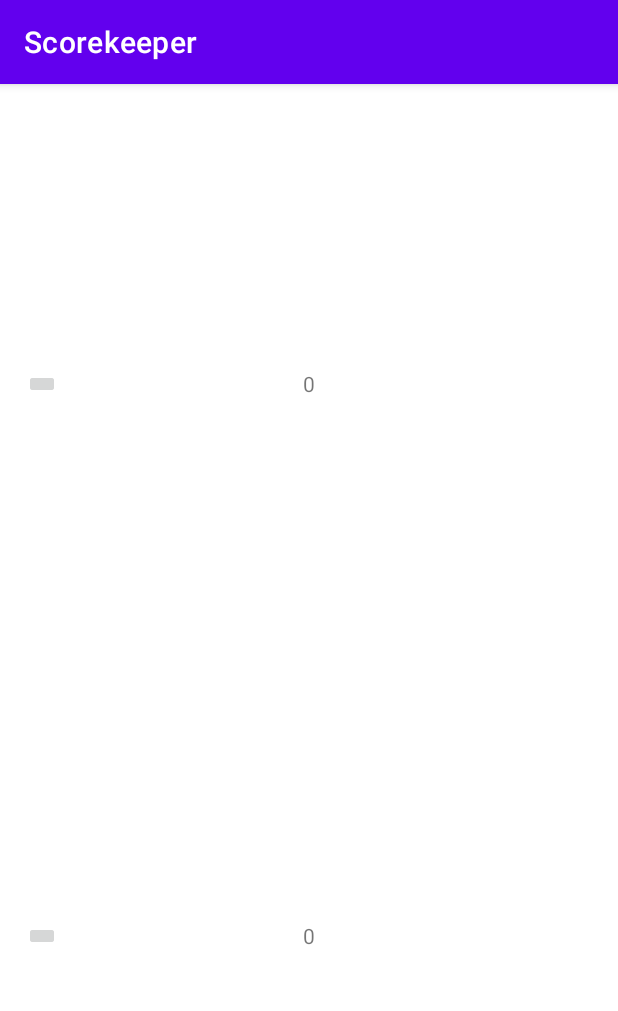
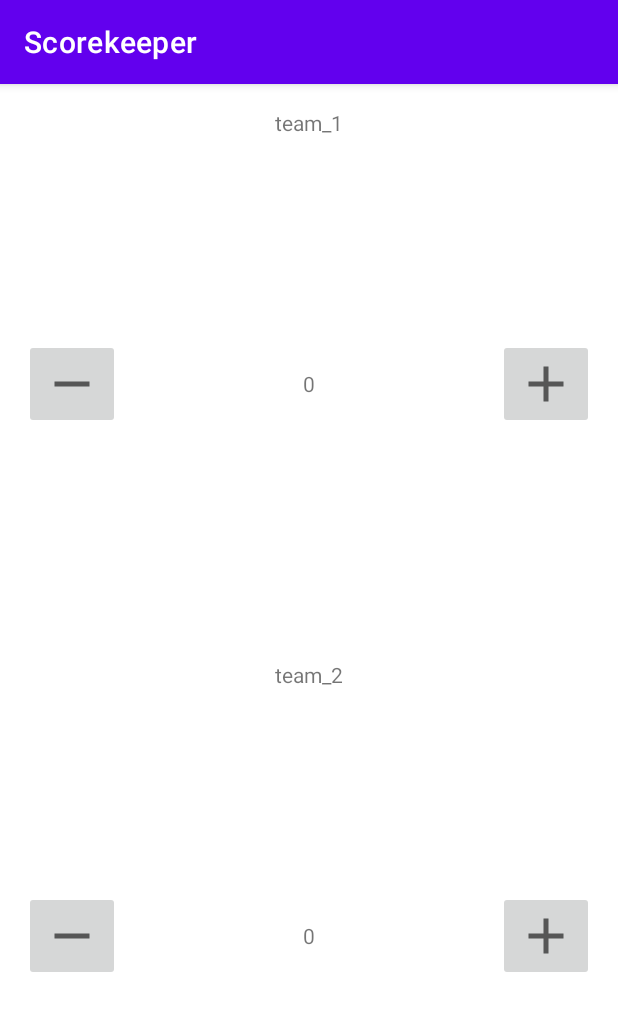
Before and after one commit to soso-light/Scorekeeper, an Android app: the screen it shows after launch (MainActivity), on a phone screen of 412 x 824 dp. Shown: the top 1011 px of the screen. Run offline under Robolectric (Android 15) with nearby library versions, the phone set to English and light mode, and no system bars.

Commit message:
adjust ui in right way

```diff
--- /dev/null
+++ b/app/src/main/res/drawable/ic_baseline_add_24.xml
@@ -0,0 +1,5 @@
+<vector android:height="40dp" android:tint="?attr/colorControlNormal"
+    android:viewportHeight="24" android:viewportWidth="24"
+    android:width="40dp" xmlns:android="http://schemas.android.com/apk/res/android">
+    <path android:fillColor="@android:color/white" android:pathData="M19,13h-6v6h-2v-6H5v-2h6V5h2v6h6v2z"/>
+</vector>
--- /dev/null
+++ b/app/src/main/res/drawable/ic_baseline_remove_24.xml
@@ -0,0 +1,5 @@
+<vector android:height="40dp" android:tint="?attr/colorControlNormal"
+    android:viewportHeight="24" android:viewportWidth="24"
+    android:width="40dp" xmlns:android="http://schemas.android.com/apk/res/android">
+    <path android:fillColor="@android:color/white" android:pathData="M19,13H5v-2h14v2z"/>
+</vector>
--- a/app/src/main/res/layout/activity_main.xml
+++ b/app/src/main/res/layout/activity_main.xml
@@ -11,21 +11,24 @@
         android:layout_width="match_parent"
         android:layout_height="0dp"
         android:layout_weight="1">
+        <TextView
+            android:layout_width="wrap_content"
+            android:layout_height="wrap_content"
+            android:layout_alignParentTop="true"
+            android:layout_centerHorizontal="true"
+            android:text="team_1"
+            style="TeamText">
+        </TextView>
         <ImageButton
             android:id="@+id/decreaseTeam1"
             android:layout_width="wrap_content"
             android:layout_height="wrap_content"
             android:layout_alignParentLeft="true"
             android:layout_alignParentStart="true"
-            android:layout_centerVertical="true">
-        </ImageButton>
-        <ImageButton
-            android:id="@+id/increaseTeam1"
-            android:layout_width="wrap_content"
-            android:layout_height="wrap_content"
-            android:layout_alignParentLeft="true"
-            android:layout_alignParentStart="true"
-            android:layout_centerVertical="true">
+            android:layout_centerVertical="true"
+            android:src="@drawable/ic_baseline_remove_24"
+            android:contentDescription="Minus Button"
+            >
         </ImageButton>
         <TextView
             android:id="@+id/score_1"
@@ -36,26 +39,40 @@
             android:text="0"
             >
         </TextView>
+        <ImageButton
+            android:id="@+id/increaseTeam1"
+            android:layout_width="wrap_content"
+            android:layout_height="wrap_content"
+            android:layout_alignParentRight="true"
+            android:layout_alignParentEnd="true"
+            android:layout_centerVertical="true"
+            android:src="@drawable/ic_baseline_add_24"
+            android:contentDescription="Plus Button"
+            >
+        </ImageButton>
     </RelativeLayout>
     <RelativeLayout
         android:layout_width="match_parent"
         android:layout_height="0dp"
         android:layout_weight="1">
+        <TextView
+            android:layout_width="wrap_content"
+            android:layout_height="wrap_content"
+            android:layout_alignParentTop="true"
+            android:layout_centerHorizontal="true"
+            android:text="team_2"
+            style="TeamText">
+        </TextView>
         <ImageButton
             android:id="@+id/decreaseTeam2"
             android:layout_width="wrap_content"
             android:layout_height="wrap_content"
             android:layout_alignParentLeft="true"
             android:layout_alignParentStart="true"
-            android:layout_centerVertical="true">
-        </ImageButton>
-        <ImageButton
-            android:id="@+id/increaseTeam2"
-            android:layout_width="wrap_content"
-            android:layout_height="wrap_content"
-            android:layout_alignParentLeft="true"
-            android:layout_alignParentStart="true"
-            android:layout_centerVertical="true">
+            android:layout_centerVertical="true"
+            android:src="@drawable/ic_baseline_remove_24"
+            android:contentDescription="Minus Button"
+            >
         </ImageButton>
         <TextView
             android:id="@+id/score_2"
@@ -66,6 +83,16 @@
             android:text="0"
             >
         </TextView>
+        <ImageButton
+            android:id="@+id/increaseTeam2"
+            android:layout_width="wrap_content"
+            android:layout_height="wrap_content"
+            android:layout_alignParentRight="true"
+            android:layout_alignParentEnd="true"
+            android:layout_centerVertical="true"
+            android:src="@drawable/ic_baseline_add_24"
+            android:contentDescription="Plus Button"
+            >
+        </ImageButton>
     </RelativeLayout>
-
 </LinearLayout>
```
